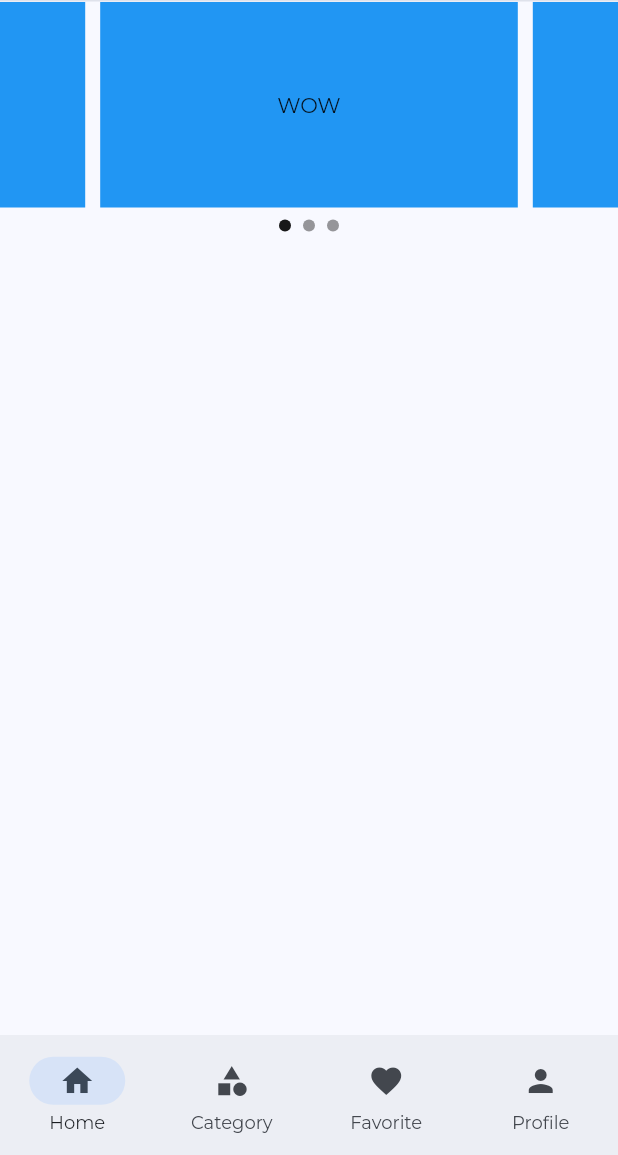
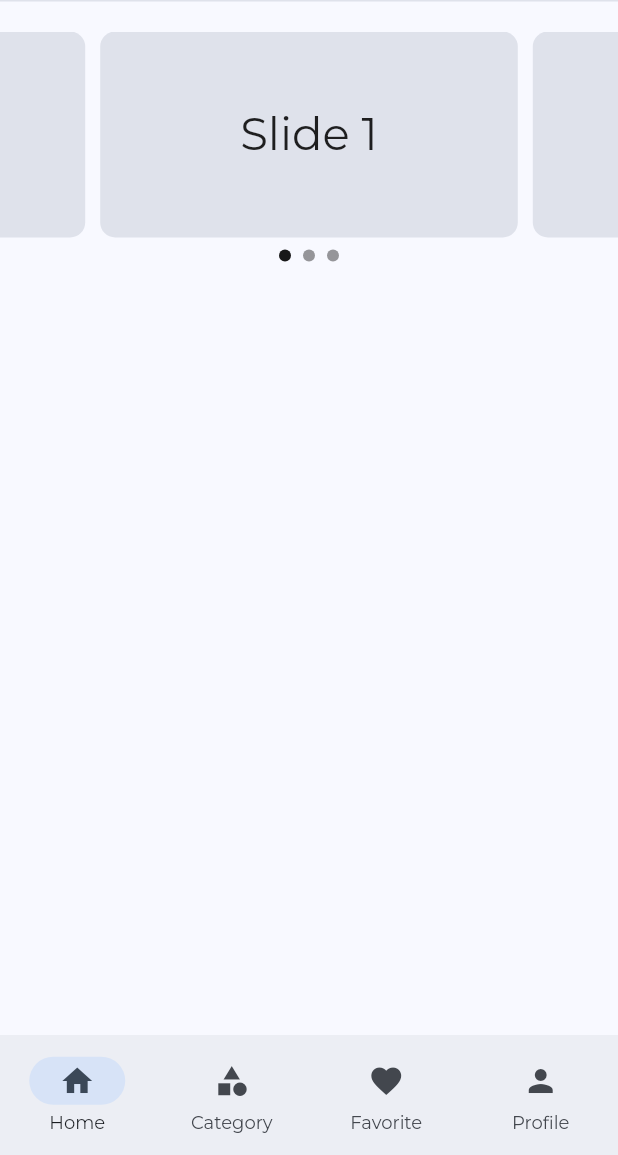
Before and after one commit to shubham16g/building_material_user, a Flutter app: the screen it shows after launch, on a phone screen of 412 x 824 dp, the part 81-1236 px from its top. Run offline on Flutter 3.47's test engine with Material 2 defaults, Android fonts, the phone set to English and light mode, and no system bars; drawn by our look-alikes of carousel_slider; our stand-ins replace dio, google_fonts.

Commit message:
Home Fragment Setup Done

```diff
--- a/lib/main.dart
+++ b/lib/main.dart
@@ -3,7 +3,7 @@ import 'package:building_material_user/network/service/dev/DevApiService.dart';
 import 'package:building_material_user/network/service/prod/ProdApiService.dart';
 import 'package:building_material_user/routes/routes.dart';
 import 'package:building_material_user/ui/ProductsPage.dart';
-import 'package:building_material_user/ui/home_page.dart';
+import 'package:building_material_user/ui/main_page.dart';
 import 'package:flutter/material.dart';
 import 'package:google_fonts/google_fonts.dart';
 import 'package:provider/provider.dart';
--- a/lib/routes/routes.dart
+++ b/lib/routes/routes.dart
@@ -1,6 +1,6 @@
 
 import 'package:building_material_user/change_notifiers/bottom_nav_change_notifier.dart';
-import 'package:building_material_user/ui/home_page.dart';
+import 'package:building_material_user/ui/main_page.dart';
 import 'package:flutter/material.dart';
 import 'package:provider/provider.dart';
 
--- /dev/null
+++ b/lib/ui/fragments/home_fragment.dart
@@ -0,0 +1,28 @@
+
+
+import 'package:building_material_user/ui/components/slide_show.dart';
+import 'package:building_material_user/ui/components/utils.dart';
+import 'package:flutter/material.dart';
+
+class HomeFragment extends StatelessWidget {
+  const HomeFragment({Key? key}) : super(key: key);
+
+  @override
+  Widget build(BuildContext context) {
+    return ListView(
+      children: [
+        SizedBox(height: 20),
+        SlideShow(aspectRatio: Responsive.isDesktop(context) ? 4 : 3,
+            items: ['Slide 1', 'Slide 2', 'Slide 3'].map((e) => Container(
+              decoration: BoxDecoration(
+                borderRadius: BorderRadius.circular(10),
+                color: Theme.of(context).colorScheme.surfaceVariant,
+              ),
+              child: Center(
+                child: Text(e, style: TextStyle(fontSize: 30),),
+              ),
+            )).toList()),
+      ],
+    );
+  }
+}
--- a/lib/ui/home_page.dart
+++ b/lib/ui/main_page.dart
@@ -2,16 +2,14 @@ import 'package:building_material_user/change_notifiers/bottom_nav_change_notifi
 import 'package:building_material_user/models/demo_entity.dart';
 import 'package:building_material_user/network/api_response.dart';
 import 'package:building_material_user/network/service/api_service.dart';
-import 'package:building_material_user/routes/routes.dart';
 import 'package:building_material_user/ui/components/bottom_nav.dart';
 import 'package:building_material_user/ui/components/m3_appbar.dart';
 import 'package:building_material_user/ui/components/utils.dart';
+import 'package:building_material_user/ui/fragments/home_fragment.dart';
 import 'package:flutter/gestures.dart';
 import 'package:flutter/material.dart';
 import 'package:google_fonts/google_fonts.dart';
 import 'package:provider/provider.dart';
-
-import 'components/slide_show.dart';
 
 class HomePage extends StatelessWidget {
   const HomePage({Key? key}) : super(key: key);
@@ -80,25 +78,18 @@ class HomePage extends StatelessWidget {
         ],
       ),
       body: Consumer<BottomNavViewModel>(
-        builder: (context, model, child) => model.currentIndex == 1
-            ? _MainArea()
-            : model.currentIndex == 0
-                ? SlideShow(
-                    aspectRatio: Responsive.isDesktop(context) ? 4 : 3,
-                    items: ['WOW', 'Slide2', 'Slide 3']
-                        .map((e) =>
-                            Container(color: Colors.blue, child: Center(child: Text(e))))
-                        .toList(),
-                  )
-                : Center(
-                    child: IconButton(
-                    splashRadius: 20,
-                    icon: Icon(Icons.abc),
-                    onPressed: () {
-                      Navigator.pushNamed(context, Routes.productsPage);
-                    },
-                    // child: Text('FragmentArea ${model.currentIndex}'),
-                  )),
+        builder: (context, model, child) {
+          switch (model.currentIndex) {
+            case 0:
+              return HomeFragment();
+            case 1:
+              return _MainArea();
+            default:
+              return Center(
+                child: Text('Not Found ${model.currentIndex}'),
+              );
+          }
+        },
       ),
       bottomNavigationBar: Responsive.isMobile(context) ? BottomNav(onChange: (int index) {
         context.read<BottomNavViewModel>().currentIndex = index;
```
